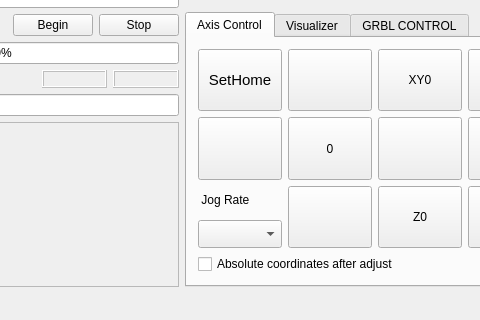
The window that mainwindow.ui (ludwigpetrosyan/GrblHoming) describes before a commit, drawn with Qt 5; both pictures show x 184 to 664 and y 100 to 420 of the 760 by 420 pixel window.
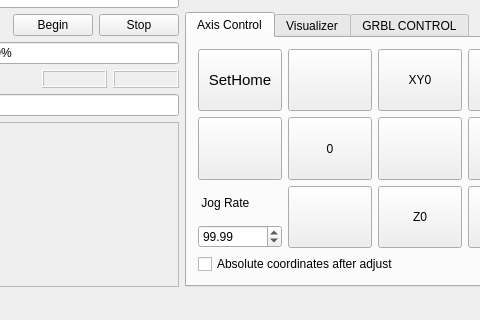
The same window after the commit. The open tabs and pages were chosen to show the change. Icons and pictures are not drawn. Custom widgets are drawn as their Qt base class.

Commit message: added JogRate button to main window

What changed in the file:
```diff
--- a/mainwindow.ui
+++ b/mainwindow.ui
@@ -1173,12 +1173,27 @@
                </widget>
               </item>
               <item>
-               <widget class="QComboBox" name="comboJogRate">
-                <property name="sizePolicy">
-                 <sizepolicy hsizetype="Expanding" vsizetype="Expanding">
-                  <horstretch>0</horstretch>
-                  <verstretch>0</verstretch>
-                 </sizepolicy>
+               <widget class="QDoubleSpinBox" name="doubleSpinBoxJogRate">
+                <property name="acceptDrops">
+                 <bool>false</bool>
+                </property>
+                <property name="frame">
+                 <bool>true</bool>
+                </property>
+                <property name="accelerated">
+                 <bool>true</bool>
+                </property>
+                <property name="correctionMode">
+                 <enum>QAbstractSpinBox::CorrectToNearestValue</enum>
+                </property>
+                <property name="decimals">
+                 <number>2</number>
+                </property>
+                <property name="maximum">
+                 <double>999.990000000000009</double>
+                </property>
+                <property name="value">
+                 <double>99.989999999999995</double>
                 </property>
                </widget>
               </item>
```
Left out of the diff: 2 changed lines with no effect on the pictures. The commit also changes 6 other files.
